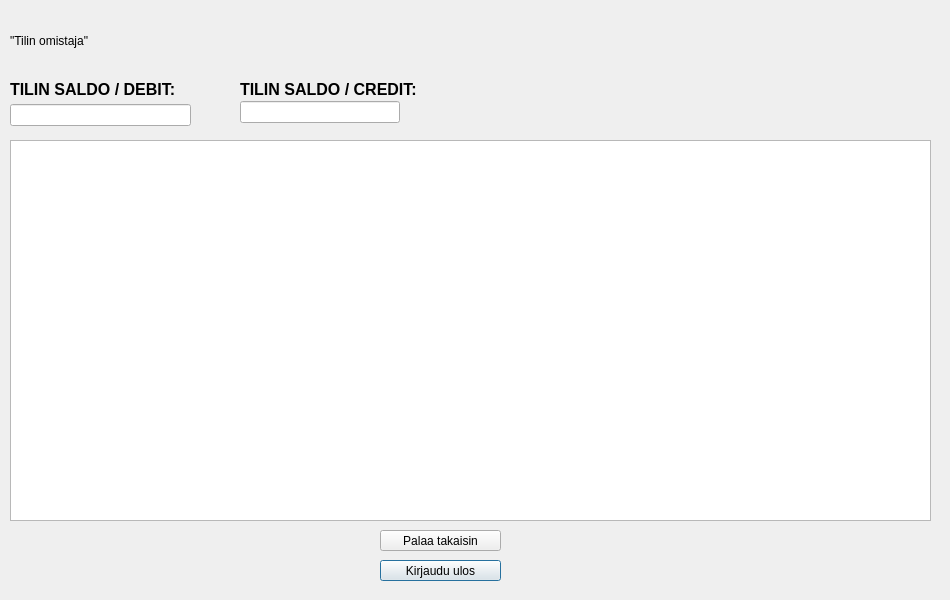
Above: bankautomat/saldo.ui from AJHosuja/BankAutomat before the change. Below: the same form after it.
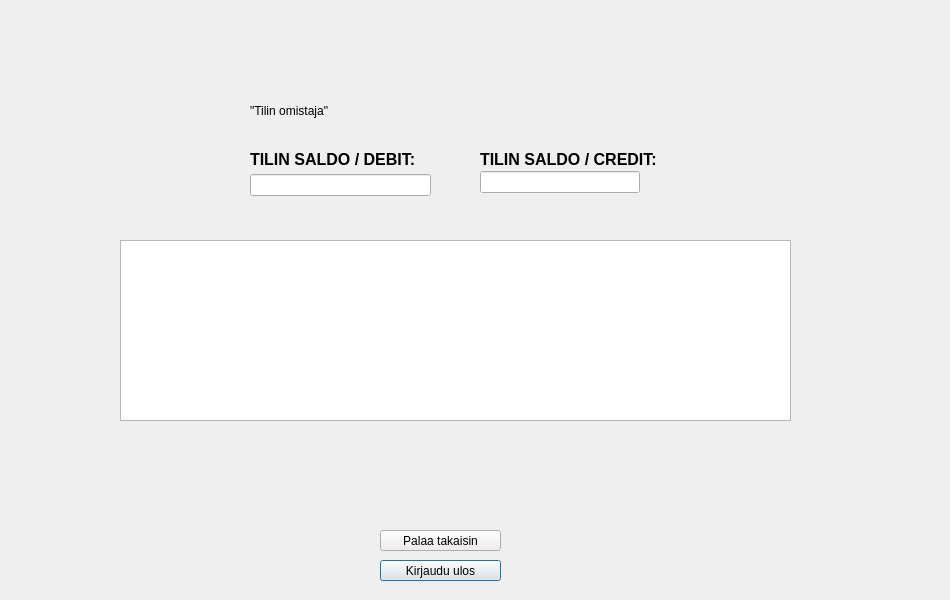
That is the form after the change.

```diff
--- a/bankautomat/saldo.ui
+++ b/bankautomat/saldo.ui
@@ -16,8 +16,8 @@
   <widget class="QWidget" name="verticalLayoutWidget">
    <property name="geometry">
     <rect>
-     <x>10</x>
-     <y>10</y>
+     <x>250</x>
+     <y>80</y>
      <width>381</width>
      <height>61</height>
     </rect>
@@ -35,30 +35,19 @@
   <widget class="QWidget" name="verticalLayoutWidget_2">
    <property name="geometry">
     <rect>
-     <x>10</x>
-     <y>100</y>
+     <x>250</x>
+     <y>170</y>
      <width>181</width>
      <height>31</height>
     </rect>
    </property>
    <layout class="QVBoxLayout" name="verticalLayout_2">
     <item>
-     <widget class="QLineEdit" name="lineEdit"/>
-    </item>
-   </layout>
-  </widget>
-  <widget class="QWidget" name="verticalLayoutWidget_4">
-   <property name="geometry">
-    <rect>
-     <x>10</x>
-     <y>140</y>
-     <width>921</width>
-     <height>381</height>
-    </rect>
-   </property>
-   <layout class="QVBoxLayout" name="verticalLayout_4">
-    <item>
-     <widget class="QTableView" name="tableView"/>
+     <widget class="QLineEdit" name="lineEdit">
+      <property name="enabled">
+       <bool>true</bool>
+      </property>
+     </widget>
     </item>
    </layout>
   </widget>
@@ -91,8 +80,8 @@
   <widget class="QLabel" name="label">
    <property name="geometry">
     <rect>
-     <x>10</x>
-     <y>80</y>
+     <x>250</x>
+     <y>150</y>
      <width>191</width>
      <height>16</height>
     </rect>
@@ -104,9 +93,9 @@
   <widget class="QLabel" name="label_2">
    <property name="geometry">
     <rect>
-     <x>240</x>
-     <y>80</y>
-     <width>191</width>
+     <x>480</x>
+     <y>150</y>
+     <width>201</width>
      <height>16</height>
     </rect>
    </property>
@@ -117,18 +106,35 @@
   <widget class="QWidget" name="verticalLayoutWidget_3">
    <property name="geometry">
     <rect>
-     <x>240</x>
-     <y>100</y>
+     <x>480</x>
+     <y>170</y>
      <width>160</width>
      <height>24</height>
     </rect>
    </property>
    <layout class="QVBoxLayout" name="verticalLayout_3">
     <item>
-     <widget class="QLineEdit" name="lineEdit_credit"/>
+     <widget class="QLineEdit" name="lineEdit_credit">
+      <property name="enabled">
+       <bool>true</bool>
+      </property>
+     </widget>
     </item>
    </layout>
   </widget>
+  <widget class="QTableView" name="tableView">
+   <property name="enabled">
+    <bool>true</bool>
+   </property>
+   <property name="geometry">
+    <rect>
+     <x>120</x>
+     <y>240</y>
+     <width>671</width>
+     <height>181</height>
+    </rect>
+   </property>
+  </widget>
  </widget>
  <resources/>
  <connections/>
```
